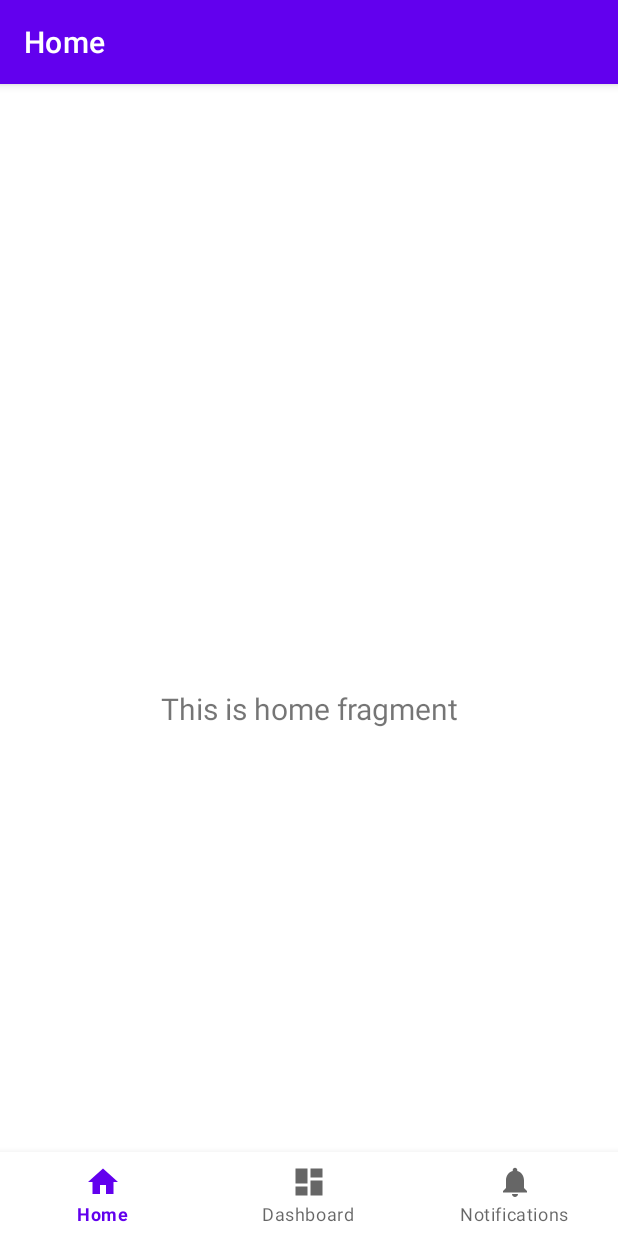
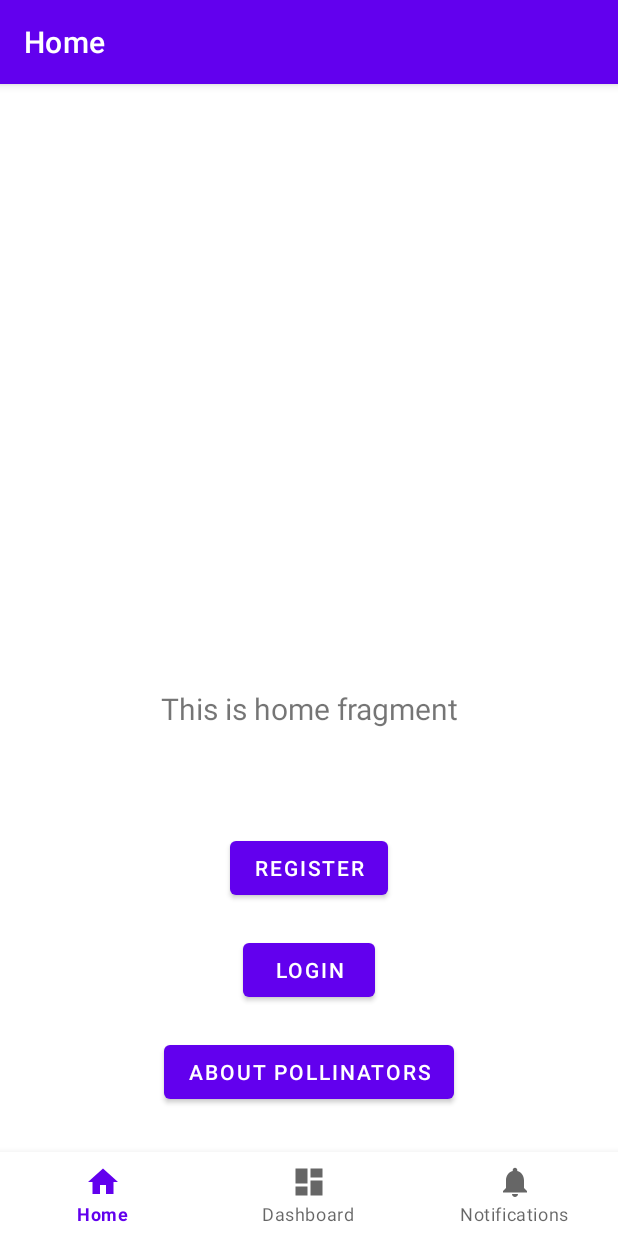
Before and after one commit to MobileApps-Cascadia/pollinator-pathway-android, an Android app: the screen it shows after launch (MainActivity), on a phone screen of 412 x 824 dp. Run offline under Robolectric (Android 15) with nearby library versions, the phone set to English and light mode, and no system bars; our stand-ins replace navigation-ui.

Commit message:
issue8fix

```diff
--- a/app/src/main/res/layout/activity_main.xml
+++ b/app/src/main/res/layout/activity_main.xml
@@ -1,6 +1,7 @@
 <?xml version="1.0" encoding="utf-8"?>
 <androidx.constraintlayout.widget.ConstraintLayout xmlns:android="http://schemas.android.com/apk/res/android"
     xmlns:app="http://schemas.android.com/apk/res-auto"
+    xmlns:tools="http://schemas.android.com/tools"
     android:id="@+id/container"
     android:layout_width="match_parent"
     android:layout_height="match_parent"
@@ -25,9 +26,13 @@
         android:layout_height="match_parent"
         app:defaultNavHost="true"
         app:layout_constraintBottom_toTopOf="@id/nav_view"
+        app:layout_constraintHorizontal_bias="0.0"
         app:layout_constraintLeft_toLeftOf="parent"
         app:layout_constraintRight_toRightOf="parent"
         app:layout_constraintTop_toTopOf="parent"
+        app:layout_constraintVertical_bias="1.0"
         app:navGraph="@navigation/mobile_navigation" />
 
+
+
 </androidx.constraintlayout.widget.ConstraintLayout>
--- a/app/src/main/res/layout/fragment_home.xml
+++ b/app/src/main/res/layout/fragment_home.xml
@@ -15,8 +15,43 @@
         android:layout_marginEnd="8dp"
         android:textAlignment="center"
         android:textSize="20sp"
+
         app:layout_constraintBottom_toBottomOf="parent"
         app:layout_constraintEnd_toEndOf="parent"
         app:layout_constraintStart_toStartOf="parent"
         app:layout_constraintTop_toTopOf="parent" />
+    <Button
+        android:id="@+id/button1"
+        android:layout_width="wrap_content"
+        android:layout_height="wrap_content"
+        android:text="@string/register"
+        app:layout_constraintBottom_toTopOf="@+id/button2"
+        app:layout_constraintEnd_toEndOf="parent"
+        app:layout_constraintHorizontal_bias="0.5"
+        app:layout_constraintStart_toStartOf="parent"
+        android:layout_marginBottom="20dp"
+        />
+
+    <Button
+        android:id="@+id/button2"
+        android:layout_width="wrap_content"
+        android:layout_height="wrap_content"
+        android:layout_marginBottom="20dp"
+        android:minHeight="48dp"
+        android:text="@string/login"
+        app:layout_constraintBottom_toTopOf="@+id/button3"
+        app:layout_constraintEnd_toEndOf="parent"
+        app:layout_constraintHorizontal_bias="0.5"
+        app:layout_constraintStart_toStartOf="parent" />
+
+    <Button
+        android:id="@+id/button3"
+        android:layout_width="wrap_content"
+        android:layout_height="wrap_content"
+        android:text="@string/aboutpolli"
+        app:layout_constraintBottom_toBottomOf="parent"
+        app:layout_constraintEnd_toEndOf="parent"
+        app:layout_constraintHorizontal_bias="0.5"
+        app:layout_constraintStart_toStartOf="parent"
+        android:layout_marginBottom="85dp"/>
 </androidx.constraintlayout.widget.ConstraintLayout>
--- a/app/src/main/res/values/strings.xml
+++ b/app/src/main/res/values/strings.xml
@@ -3,4 +3,7 @@
     <string name="title_home">Home</string>
     <string name="title_dashboard">Dashboard</string>
     <string name="title_notifications">Notifications</string>
+    <string name="register">REGISTER</string>
+    <string name="login">LOGIN</string>
+    <string name="aboutpolli">ABOUT POLLINATORS</string><string name="welcome">Welcom to</string>
 </resources>
```
